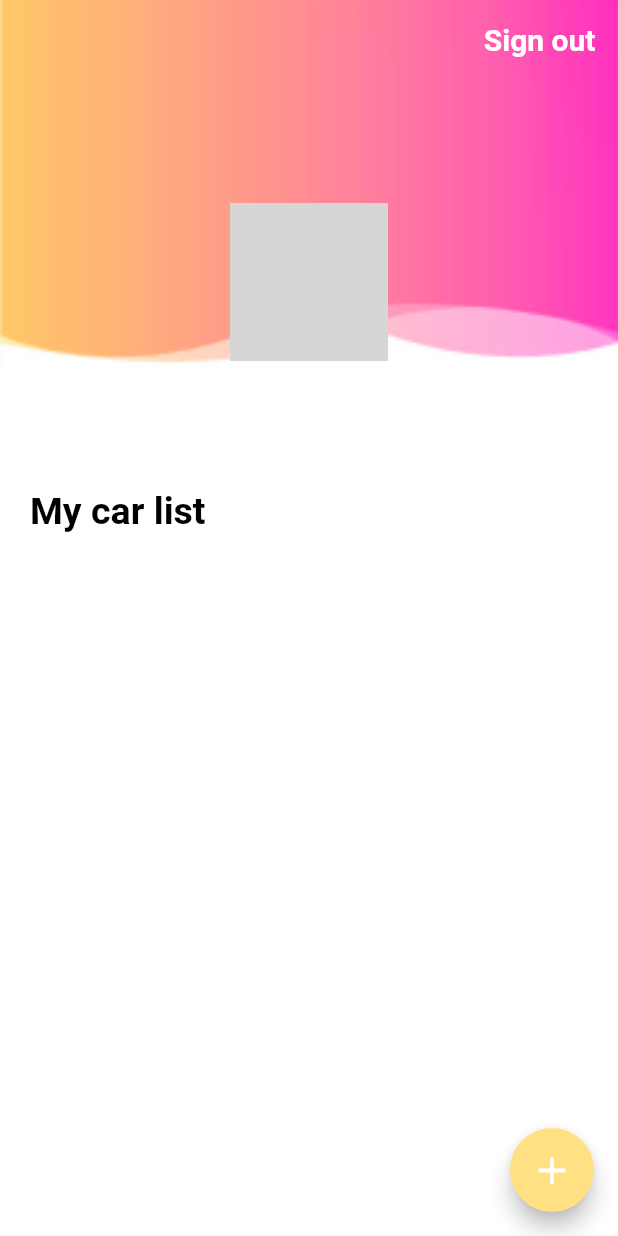
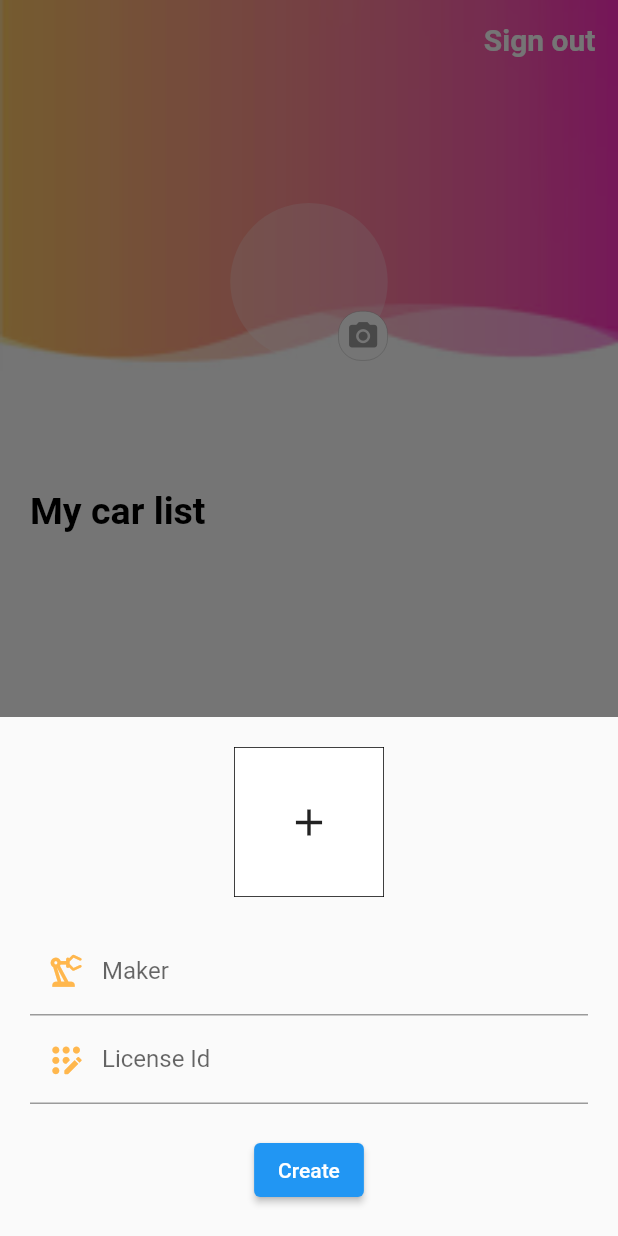
Before and after one commit to tuanvu9981/firebase_getx, a Flutter app: the screen it shows once a user with an empty profile is signed in, after a tap on the "add" icon, on a phone screen of 412 x 824 dp. Run offline on Flutter 3.47's test engine with Material 2 defaults, Android fonts, the phone set to English and light mode, and no system bars; our stand-ins replace cloud_firestore, firebase_auth, firebase_core, firebase_storage, get, image_picker; accounts and stored records are empty; network calls fail; grey boxes are pictures that could not be loaded.

Commit message:
feat: adjust child path of reference

```diff
--- a/lib/models/car.model.dart
+++ b/lib/models/car.model.dart
@@ -4,7 +4,7 @@ class Car {
   String? imageUrl;
   String? userId;
 
-  Car({this.maker, this.licenseId, this.imageUrl});
+  Car({this.maker, this.licenseId, this.imageUrl, this.userId});
 
   Car.fromJson(Map<String, dynamic> json) {
     imageUrl = json['imageUrl'];
--- a/lib/screens/welcome_screen.dart
+++ b/lib/screens/welcome_screen.dart
@@ -22,7 +22,8 @@ class WelcomeScreenState extends State<WelcomeScreen> {
   final fsCars = FirebaseFirestore.instance.collection('cars');
 
   // instance storage
-  final storageRef = FirebaseStorage.instance.ref().child('avatars');
+  final storageAvatarRef = FirebaseStorage.instance.ref().child('avatars/');
+  final storageImgRef = FirebaseStorage.instance.ref().child('images/');
 
   // variables to display
   FSUser? fsUser;
@@ -30,6 +31,7 @@ class WelcomeScreenState extends State<WelcomeScreen> {
 
   // get image from smart phone
   XFile? newAvatar;
+  XFile? newCarImg;
   final picker = ImagePicker();
 
   // text controller for input
@@ -41,7 +43,8 @@ class WelcomeScreenState extends State<WelcomeScreen> {
     XFile? img = await picker.pickImage(source: source);
 
     // upload file to storage "avatars"
-    UploadTask uploadTask = storageRef.putFile(File(img!.path));
+    UploadTask uploadTask =
+        storageAvatarRef.child(img!.name).putFile(File(img.path));
 
     // get downloadUrl from storage (UploadTask extends Future<TaskSnapshot>)
     final location = await (await uploadTask).ref.getDownloadURL();
@@ -77,62 +80,123 @@ class WelcomeScreenState extends State<WelcomeScreen> {
     });
   }
 
-  // Future<void> _addNewCar(
-  //   String uid,
-  //   String maker,
-  //   String licenseId,
-  //   String imageUrl,
-  // ) async {}
+  Future<void> _setCarImgUrl(ImageSource source) async {
+    XFile? img = await picker.pickImage(source: source);
+    setState(() {
+      newCarImg = img;
+    });
+  }
 
-  // Future<void> _create([DocumentSnapshot? documentSnapshot]) async {
-  //   await showModalBottomSheet(
-  //     context: context,
-  //     isScrollControlled: true,
-  //     builder: (BuildContext context) {
-  //       return Padding(
-  //         padding: EdgeInsets.only(
-  //           top: 20,
-  //           left: 20,
-  //           right: 20,
-  //           bottom: MediaQuery.of(context).viewInsets.bottom + 20,
-  //         ),
-  //         child: Column(
-  //           mainAxisSize: MainAxisSize.min,
-  //           crossAxisAlignment: CrossAxisAlignment.start,
-  //           children: [
-  //             TextField(
-  //               controller: makerEditor,
-  //               decoration: InputDecoration(
-  //                 labelText: 'Maker',
-  //                 prefixIcon: Icon(
-  //                   Icons.precision_manufacturing_outlined,
-  //                   size: 27.5,
-  //                   color: Colors.orange[300],
-  //                 ),
-  //               ),
-  //             ),
-  //             TextField(
-  //               controller: licenseIdEditor,
-  //               decoration: InputDecoration(
-  //                 labelText: 'License Id',
-  //                 prefixIcon: Icon(
-  //                   Icons.app_registration_rounded,
-  //                   size: 27.5,
-  //                   color: Colors.orange[300],
-  //                 ),
-  //               ),
-  //             ),
-  //             const SizedBox(height: 20.0),
-  //             ElevatedButton(
-  //               onPressed: () {},
-  //               child: Text('Create'),
-  //             ),
-  //           ],
-  //         ),
-  //       );
-  //     },
-  //   );
-  // }
+  Future<void> _addNewCar(
+    String uid,
+    String maker,
+    String licenseId,
+    XFile? image,
+  ) async {
+    // upload file to storage "images"
+    UploadTask uploadTask =
+        storageImgRef.child(image!.name).putFile(File(image.path));
+
+    // get downloadUrl from storage (UploadTask extends Future<TaskSnapshot>)
+    final location = await (await uploadTask).ref.getDownloadURL();
+
+    // create firestore documents car
+    final newCar = Car(
+      maker: maker,
+      licenseId: licenseId,
+      userId: uid,
+      imageUrl: location,
+    );
+    await fsCars.add(newCar.toJson());
+    await _getCarsOfUser(uid);
+    setState(() {
+      newCarImg = null;
+    });
+  }
+
+  Future<void> _create(XFile? newCarImg, BuildContext context) async {
+    await showModalBottomSheet(
+      context: context,
+      isScrollControlled: true,
+      builder: (BuildContext context) {
+        return Padding(
+          padding: EdgeInsets.only(
+            top: 20,
+            left: 20,
+            right: 20,
+            bottom: MediaQuery.of(context).viewInsets.bottom + 20,
+          ),
+          child: Column(
+            mainAxisSize: MainAxisSize.min,
+            children: [
+              newCarImg == null
+                  ? GestureDetector(
+                      onTap: () {
+                        _setCarImgUrl(ImageSource.gallery);
+                      },
+                      child: Container(
+                        width: 100,
+                        height: 100,
+                        decoration: BoxDecoration(
+                          color: Colors.white,
+                          border: Border.all(width: 0.5),
+                        ),
+                        child: const Icon(Icons.add, size: 30.0),
+                      ),
+                    )
+                  : GestureDetector(
+                      onTap: () {
+                        _setCarImgUrl(ImageSource.gallery);
+                      },
+                      child: Image.file(
+                        File(newCarImg.path),
+                        fit: BoxFit.cover,
+                        width: 100.0,
+                        height: 80.0,
+                      ),
+                    ),
+              const SizedBox(height: 20.0),
+              TextField(
+                controller: makerEditor,
+                decoration: InputDecoration(
+                  labelText: 'Maker',
+                  prefixIcon: Icon(
+                    Icons.precision_manufacturing_outlined,
+                    size: 27.5,
+                    color: Colors.orange[300],
+                  ),
+                ),
+              ),
+              TextField(
+                controller: licenseIdEditor,
+                decoration: InputDecoration(
+                  labelText: 'License Id',
+                  prefixIcon: Icon(
+                    Icons.app_registration_rounded,
+                    size: 27.5,
+                    color: Colors.orange[300],
+                  ),
+                ),
+              ),
+              const SizedBox(height: 20.0),
+              ElevatedButton(
+                onPressed: () {
+                  _addNewCar(
+                    widget.uid,
+                    makerEditor.text.trim(),
+                    licenseIdEditor.text.trim(),
+                    newCarImg,
+                  );
+                  Navigator.pop(context);
+                },
+                child: Text('Create'),
+              ),
+            ],
+          ),
+        );
+      },
+    );
+  }
 
   @override
   void initState() {
@@ -262,7 +326,9 @@ class WelcomeScreenState extends State<WelcomeScreen> {
         ],
       ),
       floatingActionButton: FloatingActionButton(
-        onPressed: () {},
+        onPressed: () {
+          _create(newCarImg, context);
+        },
         backgroundColor: Colors.amber[200],
         child: const Icon(Icons.add, size: 30.0, color: Colors.white),
       ),
```
